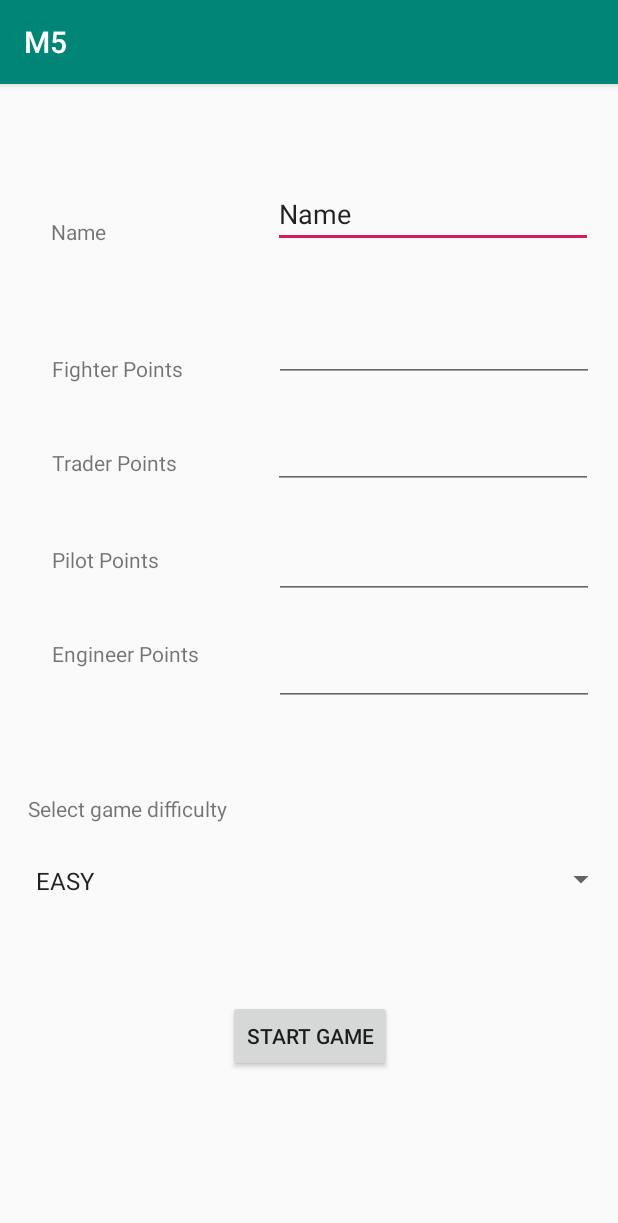
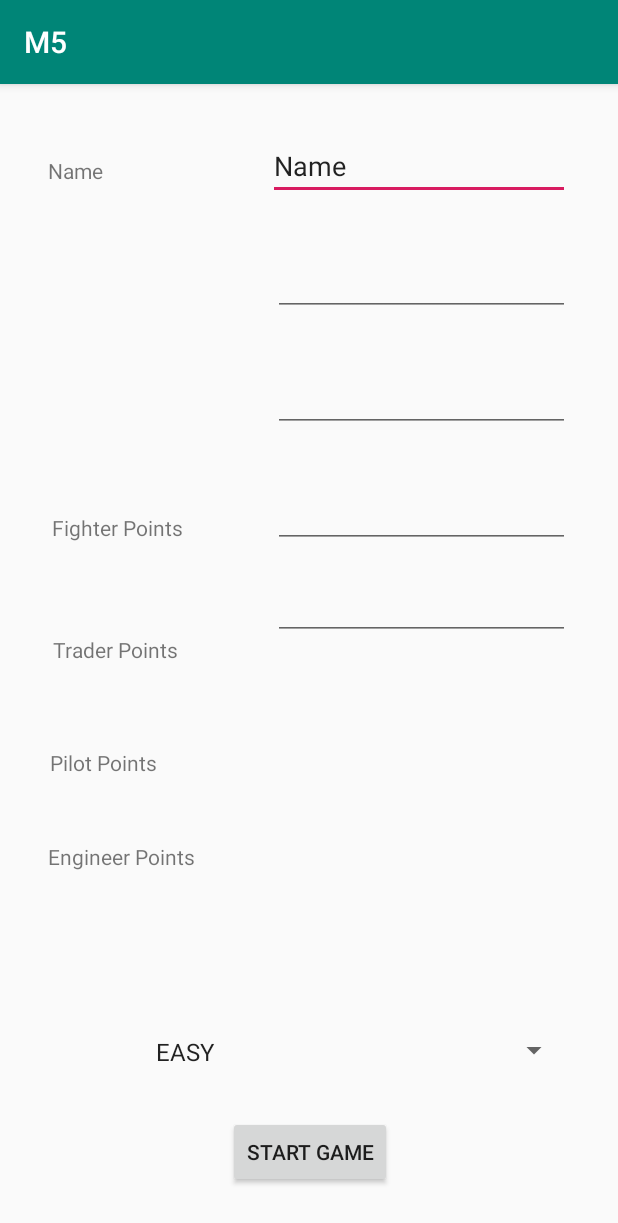
Before and after one commit to CS2340-Team-A/M5, an Android app: the screen it shows after launch (ConfigActivity), on a phone screen of 412 x 824 dp. Shown: the top 1223 px of the screen. Run offline under Robolectric (Android 15) with nearby library versions, the phone set to English and light mode, and no system bars.

Commit message:
Updated configuration screen UI

```diff
--- a/app/src/main/res/layout/activity_config.xml
+++ b/app/src/main/res/layout/activity_config.xml
@@ -8,141 +8,156 @@
 
     <EditText
         android:id="@+id/editText"
-        android:layout_width="wrap_content"
+        android:layout_width="0dp"
         android:layout_height="wrap_content"
-        android:layout_marginStart="182dp"
-        android:layout_marginTop="68dp"
-        android:layout_marginBottom="48dp"
+        android:layout_marginStart="110dp"
+        android:layout_marginTop="32dp"
+        android:layout_marginEnd="32dp"
+        android:layout_marginBottom="16dp"
         android:ems="10"
         android:importantForAutofill="no"
         android:inputType="textPersonName"
         android:text="@string/activity_config_default_name"
-        app:layout_constraintBottom_toTopOf="@+id/pilot_number"
-        app:layout_constraintStart_toStartOf="parent"
-        app:layout_constraintTop_toTopOf="parent" />
-
-    <TextView
-        android:id="@+id/difficulty_textview"
-        android:layout_width="wrap_content"
-        android:layout_height="wrap_content"
-        android:layout_marginStart="16dp"
-        android:layout_marginTop="364dp"
-        android:layout_marginEnd="258dp"
-        android:text="@string/activity_config_difficulty_text"
+        app:layout_constraintBottom_toTopOf="@+id/fighter_number"
         app:layout_constraintEnd_toEndOf="parent"
-        app:layout_constraintStart_toStartOf="parent"
-        app:layout_constraintTop_toBottomOf="@+id/editText" />
+        app:layout_constraintStart_toEndOf="@+id/name_text"
+        app:layout_constraintTop_toTopOf="parent"
+        app:layout_constraintVertical_bias="0.6"
+        app:layout_constraintVertical_chainStyle="packed" />
 
     <Spinner
         android:id="@+id/difficulty_spinner"
-        android:layout_width="395dp"
+        android:layout_width="0dp"
         android:layout_height="20dp"
-        android:layout_marginStart="16dp"
-        android:layout_marginTop="27dp"
+        android:layout_marginStart="96dp"
+        android:layout_marginEnd="32dp"
+        android:layout_marginBottom="34dp"
+        app:layout_constraintBottom_toTopOf="@+id/begin_game_button"
         app:layout_constraintEnd_toEndOf="parent"
         app:layout_constraintHorizontal_bias="0.0"
-        app:layout_constraintStart_toStartOf="parent"
-        app:layout_constraintTop_toBottomOf="@+id/difficulty_textview" />
+        app:layout_constraintStart_toStartOf="parent" />
 
+    <!--<Button android:theme="@style/Widget.AppCompat.Button.Colored"-->
+    <!--android:id="@+id/begin_game_button"-->
+    <!--android:layout_width="wrap_content"-->
+    <!--android:layout_height="wrap_content"-->
+    <!--android:layout_marginStart="161dp"-->
+    <!--android:layout_marginTop="50dp"-->
+    <!--android:layout_marginEnd="162dp"-->
+    <!--android:layout_marginBottom="89dp"-->
+    <!--android:text="Start Game"-->
+    <!--app:layout_constraintBottom_toBottomOf="parent"-->
+    <!--app:layout_constraintEnd_toEndOf="parent"-->
+    <!--app:layout_constraintHorizontal_bias="0.478"-->
+    <!--app:layout_constraintStart_toStartOf="parent"-->
+    <!--app:layout_constraintTop_toBottomOf="@+id/difficulty_spinner"-->
+    <!--android:onClick="onClick"-->
+    <!--/>-->
     <Button
         android:id="@+id/begin_game_button"
         android:layout_width="wrap_content"
         android:layout_height="wrap_content"
         android:layout_marginStart="161dp"
-        android:layout_marginTop="50dp"
         android:layout_marginEnd="162dp"
-        android:layout_marginBottom="89dp"
+        android:layout_marginBottom="32dp"
+        android:onClick="onClick"
         android:text="Start Game"
         app:layout_constraintBottom_toBottomOf="parent"
         app:layout_constraintEnd_toEndOf="parent"
         app:layout_constraintHorizontal_bias="0.478"
-        app:layout_constraintStart_toStartOf="parent"
-        app:layout_constraintTop_toBottomOf="@+id/difficulty_spinner"
-        android:onClick="onClick"
-        />
+        app:layout_constraintStart_toStartOf="parent" />
 
     <EditText
         android:id="@+id/pilot_number"
-        android:layout_width="wrap_content"
+        android:layout_width="0dp"
         android:layout_height="wrap_content"
         android:layout_marginStart="182dp"
-        android:layout_marginEnd="16dp"
-        android:layout_marginBottom="26dp"
+        android:layout_marginTop="16dp"
+        android:layout_marginEnd="32dp"
+        android:layout_marginBottom="16dp"
+        android:ems="10"
+        android:inputType="number"
+        app:layout_constraintBottom_toTopOf="@+id/editText5"
+        app:layout_constraintEnd_toEndOf="parent"
+        app:layout_constraintHorizontal_bias="0.0"
+        app:layout_constraintStart_toStartOf="parent"
+        app:layout_constraintTop_toBottomOf="@+id/trader_number" />
+
+    <EditText
+        android:id="@+id/trader_number"
+        android:layout_width="0dp"
+        android:layout_height="wrap_content"
+        android:layout_marginStart="182dp"
+        android:layout_marginTop="16dp"
+        android:layout_marginEnd="32dp"
+        android:layout_marginBottom="16dp"
+        android:ems="10"
+        android:inputType="number"
+        app:layout_constraintBottom_toTopOf="@+id/pilot_number"
+        app:layout_constraintEnd_toEndOf="parent"
+        app:layout_constraintHorizontal_bias="0.0"
+        app:layout_constraintStart_toStartOf="parent"
+        app:layout_constraintTop_toBottomOf="@+id/fighter_number"
+        app:layout_constraintVertical_chainStyle="spread_inside" />
+
+    <EditText
+        android:id="@+id/fighter_number"
+        android:layout_width="0dp"
+        android:layout_height="wrap_content"
+        android:layout_marginStart="182dp"
+        android:layout_marginTop="16dp"
+        android:layout_marginEnd="32dp"
+        android:layout_marginBottom="16dp"
         android:ems="10"
         android:inputType="number"
         app:layout_constraintBottom_toTopOf="@+id/trader_number"
         app:layout_constraintEnd_toEndOf="parent"
-        app:layout_constraintStart_toStartOf="parent" />
-
-    <EditText
-        android:id="@+id/trader_number"
-        android:layout_width="wrap_content"
-        android:layout_height="wrap_content"
-        android:layout_marginStart="182dp"
-        android:layout_marginEnd="16dp"
-        android:layout_marginBottom="28dp"
-        android:ems="10"
-        android:inputType="number"
-        app:layout_constraintBottom_toTopOf="@+id/fighter_number"
-        app:layout_constraintEnd_toEndOf="parent"
         app:layout_constraintHorizontal_bias="0.0"
-        app:layout_constraintStart_toStartOf="parent" />
-
-    <EditText
-        android:id="@+id/fighter_number"
-        android:layout_width="wrap_content"
-        android:layout_height="wrap_content"
-        android:layout_marginStart="182dp"
-        android:layout_marginEnd="16dp"
-        android:layout_marginBottom="26dp"
-        android:ems="10"
-        android:inputType="number"
-        app:layout_constraintBottom_toTopOf="@+id/editText5"
-        app:layout_constraintEnd_toEndOf="parent"
-        app:layout_constraintStart_toStartOf="parent" />
+        app:layout_constraintStart_toStartOf="parent"
+        app:layout_constraintTop_toBottomOf="@+id/editText" />
 
     <EditText
         android:id="@+id/editText5"
-        android:layout_width="wrap_content"
+        android:layout_width="0dp"
         android:layout_height="wrap_content"
         android:layout_marginStart="182dp"
-        android:layout_marginEnd="16dp"
-        android:layout_marginBottom="105dp"
+        android:layout_marginTop="16dp"
+        android:layout_marginEnd="32dp"
         android:ems="10"
         android:inputType="number"
-        app:layout_constraintBottom_toTopOf="@+id/difficulty_spinner"
         app:layout_constraintEnd_toEndOf="parent"
-        app:layout_constraintStart_toStartOf="parent" />
+        app:layout_constraintHorizontal_bias="0.0"
+        app:layout_constraintStart_toStartOf="parent"
+        app:layout_constraintTop_toBottomOf="@+id/pilot_number" />
 
     <TextView
         android:id="@+id/name_text"
         android:layout_width="wrap_content"
-        android:layout_height="wrap_content"
-        android:layout_marginStart="33dp"
-        android:layout_marginEnd="111dp"
-        android:layout_marginBottom="72dp"
+        android:layout_height="0dp"
+        android:layout_marginStart="32dp"
+        android:layout_marginTop="48dp"
         android:text="Name"
-        app:layout_constraintBottom_toTopOf="@+id/fighter_text"
-        app:layout_constraintEnd_toStartOf="@+id/editText"
-        app:layout_constraintStart_toStartOf="parent" />
+        app:layout_constraintStart_toStartOf="parent"
+        app:layout_constraintTop_toTopOf="parent" />
 
     <TextView
         android:id="@+id/fighter_text"
         android:layout_width="wrap_content"
-        android:layout_height="wrap_content"
-        android:layout_marginStart="33dp"
+        android:layout_height="21dp"
+        android:layout_marginStart="32dp"
         android:layout_marginEnd="60dp"
-        android:layout_marginBottom="43dp"
+        android:layout_marginBottom="60dp"
         android:text="Fighter Points"
         app:layout_constraintBottom_toTopOf="@+id/trader_text"
         app:layout_constraintEnd_toStartOf="@+id/pilot_number"
+        app:layout_constraintHorizontal_bias="1.0"
         app:layout_constraintStart_toStartOf="parent" />
 
     <TextView
         android:id="@+id/pilot_text"
         android:layout_width="wrap_content"
-        android:layout_height="wrap_content"
-        android:layout_marginStart="33dp"
+        android:layout_height="0dp"
+        android:layout_marginStart="32dp"
         android:layout_marginEnd="76dp"
         android:layout_marginBottom="43dp"
         android:text="Pilot Points"
@@ -153,25 +168,24 @@
     <TextView
         android:id="@+id/trader_text"
         android:layout_width="wrap_content"
-        android:layout_height="wrap_content"
-        android:layout_marginStart="33dp"
+        android:layout_height="0dp"
+        android:layout_marginStart="32dp"
         android:layout_marginEnd="63dp"
-        android:layout_marginBottom="45dp"
+        android:layout_marginBottom="56dp"
         android:text="Trader Points"
         app:layout_constraintBottom_toTopOf="@+id/pilot_text"
         app:layout_constraintEnd_toStartOf="@+id/trader_number"
+        app:layout_constraintHorizontal_bias="1.0"
         app:layout_constraintStart_toStartOf="parent" />
 
     <TextView
         android:id="@+id/engineer_text"
         android:layout_width="wrap_content"
-        android:layout_height="wrap_content"
-        android:layout_marginStart="33dp"
-        android:layout_marginEnd="49dp"
-        android:layout_marginBottom="84dp"
+        android:layout_height="0dp"
+        android:layout_marginStart="32dp"
+        android:layout_marginBottom="109dp"
         android:text="Engineer Points"
-        app:layout_constraintBottom_toTopOf="@+id/difficulty_textview"
-        app:layout_constraintEnd_toStartOf="@+id/editText5"
+        app:layout_constraintBottom_toTopOf="@+id/difficulty_spinner"
         app:layout_constraintStart_toStartOf="parent" />
 
 </android.support.constraint.ConstraintLayout>
```
